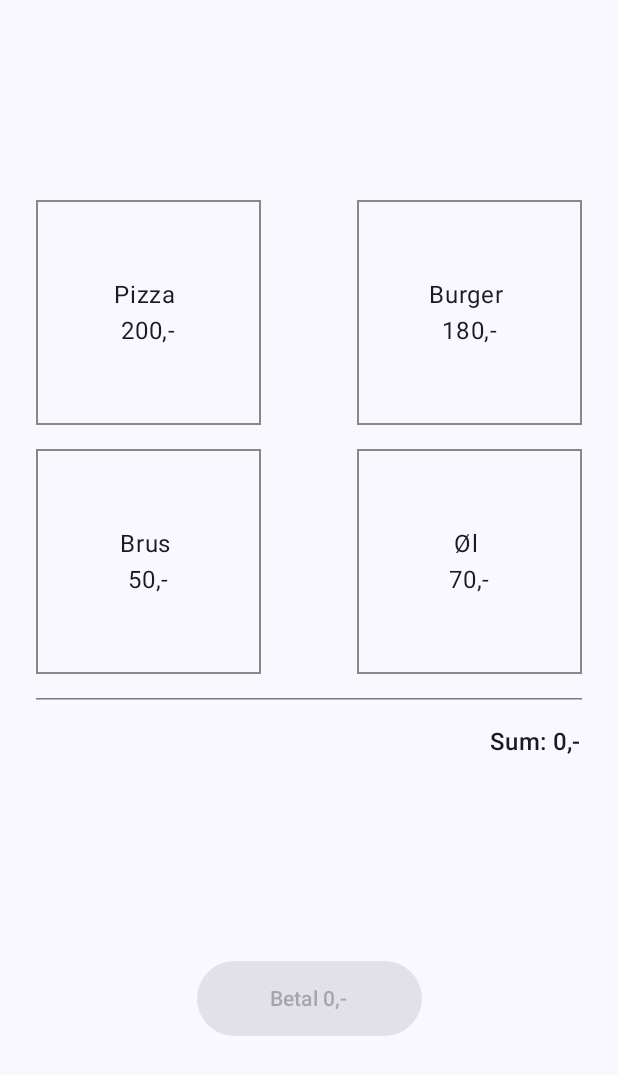
After one commit to PayEx/pax-ecr-on-device, an Android app built with Jetpack Compose: the composable PurchaseScreen shown on its own in the app's theme, on a phone screen of 412 x 824 dp. The commit adds this screen. Shown: the top 1075 px of the screen. Run offline under Robolectric (Android 15) with nearby library versions, the phone set to English and light mode, and no system bars.

Commit message:
Added new screen for purchase

```diff
--- a/app/src/main/java/com/pax/ecr/app/MainActivity.kt
+++ b/app/src/main/java/com/pax/ecr/app/MainActivity.kt
@@ -15,6 +15,7 @@ import androidx.compose.runtime.setValue
 import androidx.compose.ui.Modifier
 import com.pax.ecr.app.ui.screen.ConfigScreen
 import com.pax.ecr.app.ui.screen.MainScreen
+import com.pax.ecr.app.ui.screen.PurchaseScreen
 import com.pax.ecr.app.ui.screen.ResponseScreen
 import com.pax.ecr.app.ui.theme.PaxTheme
 import kotlinx.coroutines.CoroutineScope
@@ -23,7 +24,9 @@ import kotlinx.coroutines.delay
 import kotlinx.coroutines.launch
 import kotlinx.serialization.encodeToString
 import kotlinx.serialization.json.Json
+import java.math.BigDecimal
 import java.nio.charset.Charset
+import java.text.DecimalFormat
 import java.time.ZoneId
 import java.time.ZonedDateTime
 import java.time.format.DateTimeFormatter
@@ -37,6 +40,7 @@ var configMenuVisible by mutableStateOf(false)
 var lastTransactionId by mutableStateOf("")
 var lastTransactionDatetime by mutableStateOf("")
 var lastResponseTransactionId by mutableStateOf("")
+var purchaseMenuVisible by mutableStateOf(false)
 
 class MainActivity : ComponentActivity() {
     override fun onCreate(savedInstanceState: Bundle?) {
@@ -59,6 +63,10 @@ class MainActivity : ComponentActivity() {
                         ConfigScreen(config, { configMenuVisible = false }) {
                             config = it
                             saveConfig(it)
+                        }
+                    } else if (purchaseMenuVisible) {
+                        PurchaseScreen {
+                            sendMessageIntent(payment(it))
                         }
                     } else {
                         MainScreen(
@@ -138,7 +146,9 @@ class MainActivity : ComponentActivity() {
             Action.ADMIN -> sendAdminIntent(AdminAction.OPEN_ADMIN_MENU)
             Action.LOGIN -> sendMessageIntent(loginRequest())
             Action.LOGOUT -> sendMessageIntent(logout())
-            Action.PURCHASE -> sendMessageIntent(payment())
+            Action.PURCHASE -> {
+                purchaseMenuVisible = true
+            }
             Action.PURCHASE_W_CASHBACK -> sendMessageIntent(paymentWithCashback())
             Action.REFUND -> sendMessageIntent(refund())
             Action.REVERSAL -> sendMessageIntent(reversal())
@@ -202,7 +212,7 @@ class MainActivity : ComponentActivity() {
         </SaleToPOIRequest>
         """.trimIndent().toByteArray(Charset.defaultCharset())
 
-    private fun payment() =
+    private fun payment(amount: BigDecimal) =
         """
         <SaleToPOIRequest>
             <MessageHeader MessageCategory="Payment" MessageClass="Service" MessageType="Request" POIID="${config.poiId}" ProtocolVersion="3.1" SaleID="${config.saleId}" ServiceID="${randomServiceId()}"/>
@@ -211,7 +221,9 @@ class MainActivity : ComponentActivity() {
                     <SaleTransactionID TimeStamp="${now()}" TransactionID="${randomTransactionId()}"/>
                 </SaleData>
                 <PaymentTransaction>
-                    <AmountsReq CashBackAmount="0" Currency="${config.currencyCode}"  RequestedAmount="100"/>
+                    <AmountsReq CashBackAmount="0" Currency="${config.currencyCode}"  RequestedAmount="${DecimalFormat(
+            "#0.##",
+        ).format(amount)}"/>
                 </PaymentTransaction>
             </PaymentRequest>
         </SaleToPOIRequest>
--- a/app/src/main/java/com/pax/ecr/app/NexoMessageIntentReceiver.kt
+++ b/app/src/main/java/com/pax/ecr/app/NexoMessageIntentReceiver.kt
@@ -20,6 +20,7 @@ class NexoMessageIntentReceiver : BroadcastReceiver() {
         lastResponseTransactionId = nexoMessage.extractPOITransactionID()
         lastTransactionDatetime = nexoMessage.extractPOITimeStamp()
         responseText = nexoMessage.orEmpty()
+        purchaseMenuVisible = false
     }
 
     private fun moveToForeground(context: Context) {
--- /dev/null
+++ b/app/src/main/java/com/pax/ecr/app/ui/screen/PurchaseScreen.kt
@@ -0,0 +1,131 @@
+package com.pax.ecr.app.ui.screen
+
+import androidx.compose.foundation.border
+import androidx.compose.foundation.clickable
+import androidx.compose.foundation.layout.Arrangement
+import androidx.compose.foundation.layout.Box
+import androidx.compose.foundation.layout.Column
+import androidx.compose.foundation.layout.Row
+import androidx.compose.foundation.layout.Spacer
+import androidx.compose.foundation.layout.fillMaxSize
+import androidx.compose.foundation.layout.fillMaxWidth
+import androidx.compose.foundation.layout.height
+import androidx.compose.foundation.layout.padding
+import androidx.compose.foundation.layout.size
+import androidx.compose.foundation.layout.width
+import androidx.compose.material3.Button
+import androidx.compose.material3.HorizontalDivider
+import androidx.compose.material3.MaterialTheme
+import androidx.compose.material3.Text
+import androidx.compose.runtime.Composable
+import androidx.compose.runtime.getValue
+import androidx.compose.runtime.mutableStateOf
+import androidx.compose.runtime.remember
+import androidx.compose.runtime.setValue
+import androidx.compose.ui.Alignment
+import androidx.compose.ui.Modifier
+import androidx.compose.ui.graphics.Color
+import androidx.compose.ui.unit.dp
+import java.math.BigDecimal
+
+@Composable
+fun PurchaseScreen(
+    modifier: Modifier = Modifier,
+    onPaymentSelected: (BigDecimal) -> Unit,
+) {
+    var pizzaSelected by remember { mutableStateOf(false) }
+    var burgerSelected by remember { mutableStateOf(false) }
+    var sodaSelected by remember { mutableStateOf(false) }
+    var beerSelected by remember { mutableStateOf(false) }
+
+    val pizzaPrice = BigDecimal(200)
+    val burgerPrice = BigDecimal(180)
+    val sodaPrice = BigDecimal(50)
+    val beerPrice = BigDecimal(70)
+
+    val totalPrice =
+        remember(pizzaSelected, burgerSelected, sodaSelected, beerSelected) {
+            listOfNotNull(
+                pizzaSelected.takeIf { it }?.let { pizzaPrice },
+                burgerSelected.takeIf { it }?.let { burgerPrice },
+                sodaSelected.takeIf { it }?.let { sodaPrice },
+                beerSelected.takeIf { it }?.let { beerPrice },
+            ).sumOf { it }
+        }
+
+    Column(
+        modifier
+            .fillMaxSize()
+            .padding(horizontal = 24.dp),
+        verticalArrangement = Arrangement.SpaceEvenly,
+    ) {
+        Column {
+            Row(
+                modifier = Modifier.fillMaxWidth(),
+                horizontalArrangement = Arrangement.SpaceBetween,
+            ) {
+                Item("Pizza", pizzaPrice, pizzaSelected) { pizzaSelected = !pizzaSelected }
+                Item("Burger", burgerPrice, burgerSelected) { burgerSelected = !burgerSelected }
+            }
+            Row(
+                modifier =
+                    Modifier
+                        .fillMaxWidth()
+                        .padding(top = 16.dp),
+                horizontalArrangement = Arrangement.SpaceBetween,
+            ) {
+                Item("Brus", sodaPrice, sodaSelected) { sodaSelected = !sodaSelected }
+                Item("Øl", beerPrice, beerSelected) { beerSelected = !beerSelected }
+            }
+
+            Spacer(modifier = Modifier.height(16.dp))
+
+            HorizontalDivider()
+
+            Spacer(modifier = Modifier.height(16.dp))
+
+            Text(
+                text = "Sum: $totalPrice,-",
+                style = MaterialTheme.typography.titleMedium,
+                modifier = Modifier.align(Alignment.End),
+            )
+        }
+
+        Column(Modifier.fillMaxWidth(), horizontalAlignment = Alignment.CenterHorizontally) {
+            Button(
+                onClick = { onPaymentSelected(totalPrice) },
+                modifier = Modifier.width(150.dp).height(50.dp),
+                enabled = totalPrice > BigDecimal.ZERO,
+            ) {
+                Text(text = "Betal $totalPrice,-")
+            }
+        }
+    }
+}
+
+@Composable
+fun Item(
+    name: String,
+    price: BigDecimal,
+    isSelected: Boolean,
+    modifier: Modifier = Modifier,
+    onClick: () -> Unit,
+) {
+    val borderColor = if (isSelected) Color.Black else Color.Gray
+    val checkmark = if (isSelected) "✓" else ""
+
+    Box(
+        modifier =
+            modifier
+                .size(150.dp)
+                .border(1.dp, borderColor)
+                .clickable { onClick() }
+                .padding(8.dp),
+        contentAlignment = Alignment.Center,
+    ) {
+        Column(horizontalAlignment = Alignment.CenterHorizontally) {
+            Text(text = "$name $checkmark")
+            Text(text = "$price,-")
+        }
+    }
+}
```
